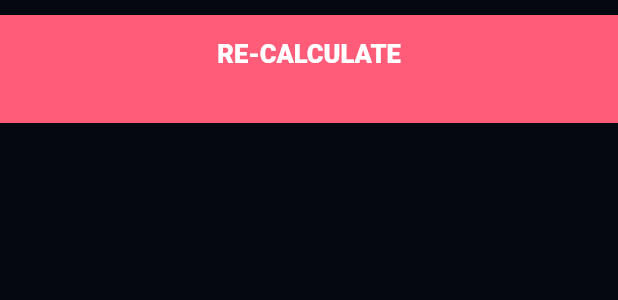
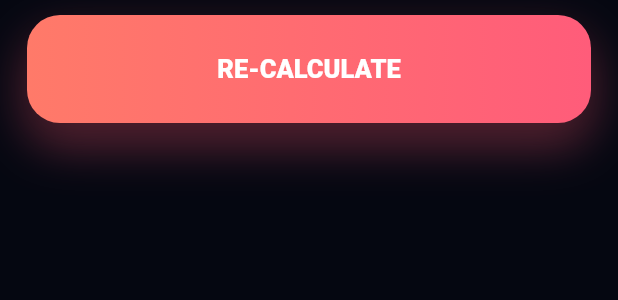
Before and after one commit to RensithUdara/bmi_calculator, a Flutter app: the BottomButton widget shown alone on an empty page, opened directly, on a phone screen of 412 x 824 dp. Shown: the top 300 px of the screen. Run offline on Flutter 3.47's test engine with Material 3 defaults, Android fonts, the phone set to English and light mode, and no system bars; our stand-ins replace font_awesome_flutter.

Commit message:
feat: Refactor BottomButton to support icon display and enhance styling

```diff
--- a/lib/components/bottom_button.dart
+++ b/lib/components/bottom_button.dart
@@ -2,26 +2,59 @@ import 'package:flutter/material.dart';
 import 'package:bmicalc/constants.dart';
 
 class BottomButton extends StatelessWidget {
-  const BottomButton({Key? key, required this.onTap, required this.buttonTitle})
-      : super(key: key);
+  const BottomButton({
+    Key? key,
+    required this.onTap,
+    required this.buttonTitle,
+    this.icon,
+  }) : super(key: key);
 
   final VoidCallback onTap;
   final String buttonTitle;
+  final IconData? icon;
 
   @override
   Widget build(BuildContext context) {
-    return GestureDetector(
-      onTap: onTap,
-      child: Container(
-        color: kBottomContainerColour,
-        margin: const EdgeInsets.only(top: 10.0),
-        padding: const EdgeInsets.only(bottom: 20.0),
-        width: double.infinity,
-        height: kBottomContainerHeight,
-        child: Center(
-          child: Text(
-            buttonTitle,
-            style: kLargeButtonTextStyle,
+    return Padding(
+      padding: const EdgeInsets.fromLTRB(18, 10, 18, 20),
+      child: DecoratedBox(
+        decoration: BoxDecoration(
+          borderRadius: BorderRadius.circular(22),
+          gradient: const LinearGradient(
+            colors: [Color(0xFFFF7A69), kAccentColor],
+          ),
+          boxShadow: const [
+            BoxShadow(
+              color: Color(0x66FF5C7A),
+              blurRadius: 26,
+              offset: Offset(0, 14),
+            ),
+            BoxShadow(
+              color: Color(0x40000000),
+              blurRadius: 18,
+              offset: Offset(0, 8),
+            ),
+          ],
+        ),
+        child: Material(
+          color: Colors.transparent,
+          child: InkWell(
+            borderRadius: BorderRadius.circular(22),
+            onTap: onTap,
+            child: SizedBox(
+              height: kBottomContainerHeight,
+              width: double.infinity,
+              child: Row(
+                mainAxisAlignment: MainAxisAlignment.center,
+                children: [
+                  if (icon != null) ...[
+                    Icon(icon, color: Colors.white),
+                    const SizedBox(width: 10),
+                  ],
+                  Text(buttonTitle, style: kLargeButtonTextStyle),
+                ],
+              ),
+            ),
           ),
         ),
       ),
```
